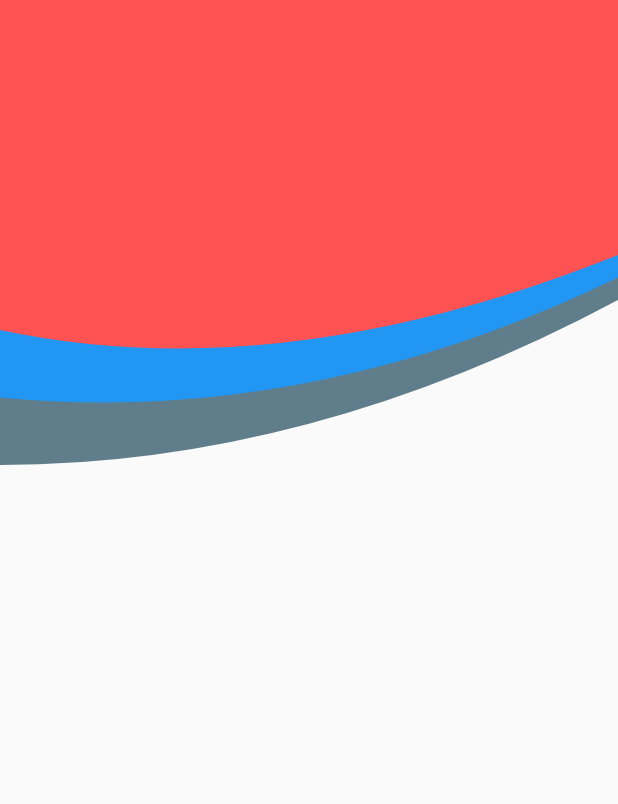
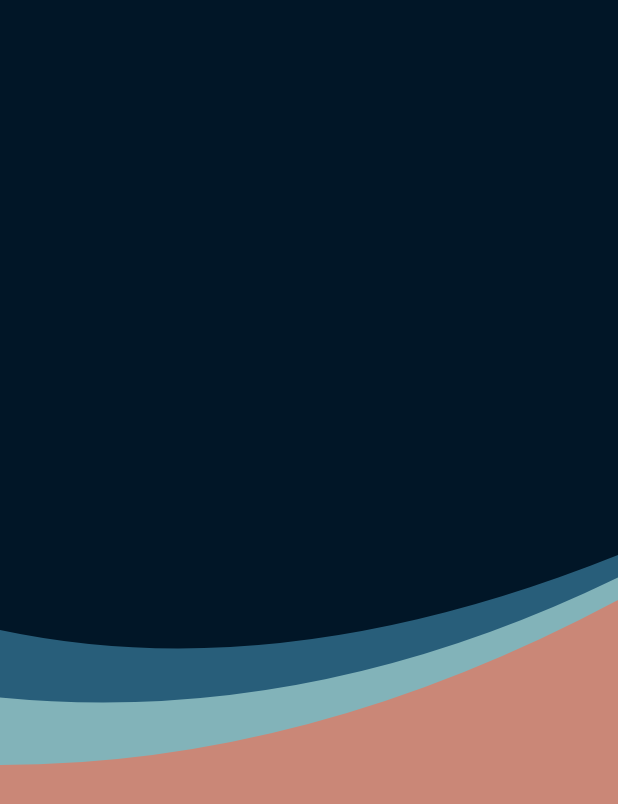
Before and after one commit to tushargoyalofficial/flutter-tutorials, a Flutter app: the screen it shows after launch, on a phone screen of 412 x 824 dp. Shown: the top 804 px of the screen. Run offline on Flutter 3.47's test engine with Material 2 defaults, Android fonts, the phone set to English and light mode, and no system bars.

Commit message:
Smoothen the animation Make look and feel like with better color scheme

```diff
--- a/lib/screens/curved_line_screen/clippers/blue_top_clipper.widget.dart
+++ b/lib/screens/curved_line_screen/clippers/blue_top_clipper.widget.dart
@@ -11,12 +11,12 @@ class BlueTopClipper extends CustomClipper<Path> {
   @override
   Path getClip(Size size) {
     var path = Path()
-      ..lineTo(0.0, 220.0 + yOffset)
+      ..lineTo(0.0, 420.0 + yOffset)
       ..quadraticBezierTo(
         size.width / 2.2,
-        260.0 + yOffset,
+        460.0 + yOffset,
         size.width,
-        170.0 + yOffset,
+        370.0 + yOffset,
       )
       ..lineTo(size.width, 0.0)
       ..close();
--- a/lib/screens/curved_line_screen/clippers/grey_top_clipper.widget.dart
+++ b/lib/screens/curved_line_screen/clippers/grey_top_clipper.widget.dart
@@ -11,12 +11,12 @@ class GreyTopClipper extends CustomClipper<Path> {
   @override
   Path getClip(Size size) {
     var path = Path()
-      ..lineTo(0.0, 265.0 + yOffset)
+      ..lineTo(0.0, 465.0 + yOffset)
       ..quadraticBezierTo(
         size.width / 2,
-        285.0 + yOffset,
+        485.0 + yOffset,
         size.width,
-        185.0 + yOffset,
+        385.0 + yOffset,
       )
       ..lineTo(size.width, 0.0)
       ..close();
--- a/lib/screens/curved_line_screen/clippers/white_top_clipper.widget.dart
+++ b/lib/screens/curved_line_screen/clippers/white_top_clipper.widget.dart
@@ -11,12 +11,12 @@ class WhiteTopClipper extends CustomClipper<Path> {
   @override
   Path getClip(Size size) {
     var path = Path()
-      ..lineTo(0.0, 310.0 + yOffset)
+      ..lineTo(0.0, 510.0 + yOffset)
       ..quadraticBezierTo(
         size.width / 2,
-        310.0 + yOffset,
+        510.0 + yOffset,
         size.width,
-        200.0 + yOffset,
+        400.0 + yOffset,
       )
       ..lineTo(size.width, 0.0)
       ..close();
--- a/lib/screens/curved_line_screen/curved_line_animated_screen .dart
+++ b/lib/screens/curved_line_screen/curved_line_animated_screen .dart
@@ -39,7 +39,7 @@ class _CurvedLineAnimatedScreenState extends State<CurvedLineAnimatedScreen>
       CurvedAnimation(
         parent: _animationController,
         curve: Interval(
-          0.2,
+          0.3,
           0.7,
           curve: Curves.easeInOut,
         ),
@@ -50,8 +50,8 @@ class _CurvedLineAnimatedScreenState extends State<CurvedLineAnimatedScreen>
       CurvedAnimation(
         parent: _animationController,
         curve: Interval(
-          0.35,
-          0.7,
+          0.45,
+          0.75,
           curve: Curves.easeInOut,
         ),
       ),
@@ -61,8 +61,8 @@ class _CurvedLineAnimatedScreenState extends State<CurvedLineAnimatedScreen>
       CurvedAnimation(
         parent: _animationController,
         curve: Interval(
-          0.5,
-          0.7,
+          0.6,
+          0.8,
           curve: Curves.easeInOut,
         ),
       ),
@@ -84,11 +84,14 @@ class _CurvedLineAnimatedScreenState extends State<CurvedLineAnimatedScreen>
         value: SystemUiOverlayStyle.light,
         child: Stack(
           children: [
+            Container(
+              width: MediaQuery.of(context).size.width,
+              height: MediaQuery.of(context).size.height,
+              color: Color(0xFFCA8777),
+            ),
             AnimatedBuilder(
               animation: _whiteTopClipperAnimation,
-              child: Container(
-                color: Colors.blueGrey,
-              ),
+              child: Container(color: Color(0XFF82B3B9)),
               builder: (_, Widget child) {
                 return ClipPath(
                   clipper: WhiteTopClipper(
@@ -100,9 +103,7 @@ class _CurvedLineAnimatedScreenState extends State<CurvedLineAnimatedScreen>
             ),
             AnimatedBuilder(
               animation: _greyTopClipperAnimation,
-              child: Container(
-                color: Colors.blue,
-              ),
+              child: Container(color: Color(0xFF285E7A)),
               builder: (_, Widget child) {
                 return ClipPath(
                   clipper: GreyTopClipper(
@@ -114,9 +115,7 @@ class _CurvedLineAnimatedScreenState extends State<CurvedLineAnimatedScreen>
             ),
             AnimatedBuilder(
               animation: _blueTopClipperAnimation,
-              child: Container(
-                color: Colors.redAccent,
-              ),
+              child: Container(color: Color(0xFF011627)),
               builder: (_, Widget child) {
                 return ClipPath(
                   clipper: BlueTopClipper(
```
